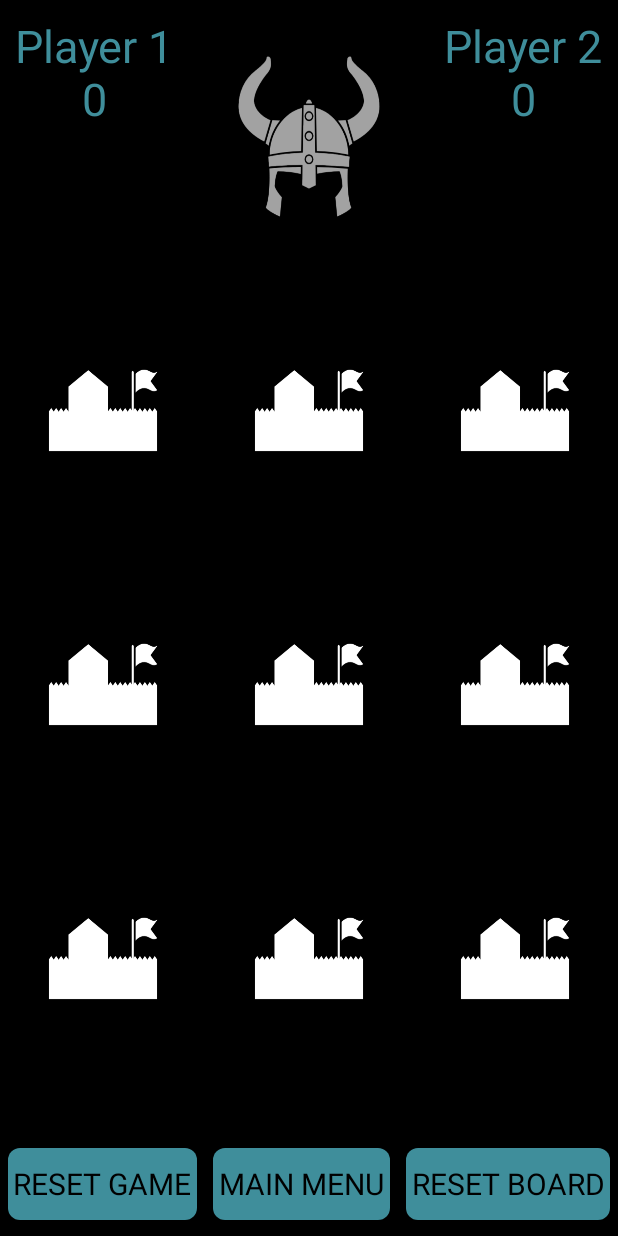
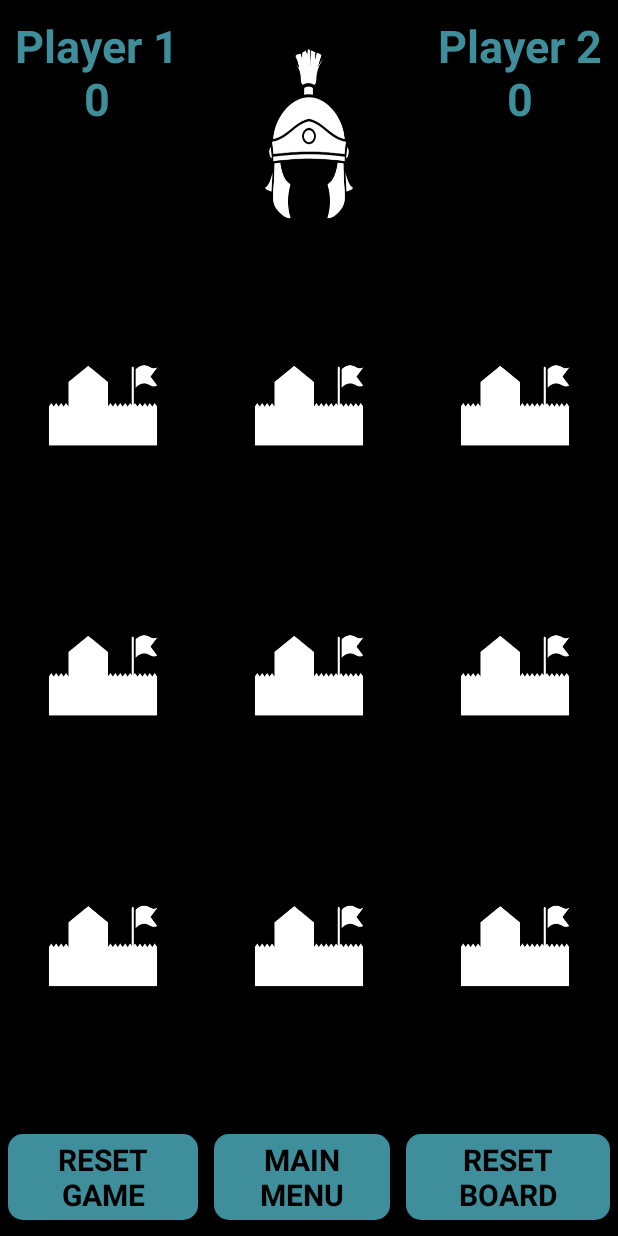
Before and after one commit to Vladeas/TicTacToe_V7, an Android app: the GameActivity screen opened directly, with no data from a screen before it, after a tap on "RESET GAME", on a phone screen of 412 x 824 dp. Run offline under Robolectric (Android 15) with nearby library versions, the phone set to English and light mode, and no system bars.

Commit message:
0.2.0
Complete Code Cleaning

```diff
--- a/app/src/main/java/com/example/tictactoe_v7/GameActivity.java
+++ b/app/src/main/java/com/example/tictactoe_v7/GameActivity.java
@@ -18,15 +18,13 @@ import android.widget.Toast;
 
 public class GameActivity extends AppCompatActivity implements View.OnClickListener {
 
-    private Player playerOne = new Player("Player One","roman_helmet_512px_white", true);
-    private Player playerTwo = new Player("Player Two","viking_helmet_512px_grey", false);
+    private Player playerOne = new Player("Player 1","roman_helmet_512px_white");
+    private Player playerTwo = new Player("Player 2","viking_helmet_512px_grey");
     private String standardIcons = "fort_512px_white";
     private int boardLength = 3;
     private Double gameType;
-    private int moveCount, roundCountPlayerOne, roundCountPlayerTwo, playerOnePoints, playerTwoPoints;
+    private int moveCount;
     private boolean playerOneTurn = true;
-    private TextView textViewPlayerOne;
-    private TextView textViewPlayerTwo;
     private ImageButton[][] imageButtons = new ImageButton[boardLength][boardLength];
     private boolean popUpVisible = false;
 
@@ -42,11 +40,11 @@ public class GameActivity extends AppCompatActivity implements View.OnClickListe
         setContentView(R.layout.activity_game);
 
         getGameType();
-        configureTextViewsScore();
+        setPlayerScoreTextView();
         configureButtons();
     }
 
-    private void getGameType(){
+    private void getGameType(){ // Best of 3, of 5, or countless
         Bundle extras = getIntent().getExtras();
         if (extras != null)
             try {
@@ -56,12 +54,14 @@ public class GameActivity extends AppCompatActivity implements View.OnClickListe
             }
     }
 
-    private void configureTextViewsScore(){
-        textViewPlayerOne = findViewById(R.id.textViewPlayerOne);
-        textViewPlayerTwo = findViewById(R.id.textViewPlayerTwo);
+    private void setPlayerScoreTextView(){ //save each player Object with its according TextView (for score)
+        TextView textView = findViewById(R.id.textViewPlayerOne);
+        playerOne.setTextViewScoreBoard(textView);
+        textView = findViewById(R.id.textViewPlayerTwo);
+        playerTwo.setTextViewScoreBoard(textView);
     }
 
-    private void configureButtons(){
+    private void configureButtons(){ // use findViewById & setOnClickListener's for the buttons
         Button buttonMainMenu = findViewById(R.id.buttonMainMenu);
         Button buttonResetGame = findViewById(R.id.buttonResetGame);
         Button buttonResetBoard = findViewById(R.id.buttonResetBoard);
@@ -85,7 +85,7 @@ public class GameActivity extends AppCompatActivity implements View.OnClickListe
     }
 
     @Override
-    public void onClick(View v){
+    public void onClick(View v){ // call each button method when button is pressed
         if(!popUpVisible) { // Buttons only accessible if the Game won window is not visible
             switch (v.getId()) {
                 case R.id.buttonMainMenu:
@@ -102,14 +102,14 @@ public class GameActivity extends AppCompatActivity implements View.OnClickListe
                         break;
                     }
                     if (playerOneTurn) {
-                        updateMoveOnGameActivity(v,playerOne,"x");
+                        updateOccupiedPositions(v,playerOne,"x");
+                        setPlayerTurnIcon(playerTwo);
+                    } else {
+                        updateOccupiedPositions(v,playerTwo,"o");
                         setPlayerTurnIcon(playerOne);
-                    } else {
-                        updateMoveOnGameActivity(v,playerTwo,"o");
-                        setPlayerTurnIcon(playerTwo);
                     }
                     moveCount++;
-                    winConditionsConfiguration();
+                    playerMoveCheck();
                     break;
             }
         } else {// Buttons only accessible if the Game won window is visible
@@ -120,62 +120,107 @@ public class GameActivity extends AppCompatActivity implements View.OnClickListe
         }
     }
 
-    private void updateMoveOnGameActivity(View v, Player player, String tag){
+    private void updateOccupiedPositions(View v, Player player, String tag){ // If a position is chosen update its Icon and Tag
         int resID = getResources().getIdentifier(player.getIcon() , "drawable", getPackageName());// to see
         (v).setBackgroundResource(resID);
         (v).setTag(tag);
     }
 
-    private void setPlayerTurnIcon(Player player){
+    private void setPlayerTurnIcon(Player player){ // Show the Icon for which players turn it is
         ImageView imageViewPlayerTurn = findViewById(R.id.imageViewPlayerTurn);
         int resID = getResources().getIdentifier(player.getIcon() , "drawable", getPackageName());
         imageViewPlayerTurn.setBackgroundResource(resID);
     }
 
-    private void displayToastMessage(String message){ toastMessage(message);}
+    private void displayToastMessage(String message){ Toast.makeText(this,message,Toast.LENGTH_SHORT).show(); }// Show a Toast
 
 
-    private void winConditionsConfiguration(){
+    private void playerMoveCheck(){// Check the move a player made & check for win
         if (checkForWin()) {
             if (playerOneTurn) {
                 updatePlayerStats(playerOne);
+                if(!checkMatchWinConditions(playerOne))
+                    configureButtonResetBoard();
             } else {
                 updatePlayerStats(playerTwo);
+                if(!checkMatchWinConditions(playerTwo))
+                    configureButtonResetBoard();
             }
         } else if (moveCount == 9) {
             displayToastMessage("The match was a Draw !");
             configureButtonResetBoard();
         } else {
-            playerOneTurn = !playerOneTurn;
+            playerOneTurn = !playerOneTurn;// if the game does not end switch player turn
         }
-        checkEndMatchConditions(playerOne);
-        checkEndMatchConditions(playerTwo);
-        updatePointsText();
+        //configureButtonResetBoard();
+        updatePointsText(playerOne);
+        updatePointsText(playerTwo);
     }
 
-    private void updatePlayerStats(Player player){
+    private void updatePlayerStats(Player player){ // Increment Nr of wins and the Nr of moves
         player.incrementNrOfWins();
-        player.incrementMoveCount();
         displayToastMessage(player.getName() + " Wins !");
     }
 
 
-    private void checkEndMatchConditions(Player player){
-        if(gameType != 0 && player.getNrOfWins() >= Math.ceil(gameType / 2.0)) {
-            setEndGameWindowVisibility(true);
-            playerEndGameWin(player.getName());
+    private boolean checkMatchWinConditions(Player player){ //Match (contains more games) & make the end game window visible
+        if(gameType != 0 && player.getNrOfWins() >= Math.ceil(gameType / 2.0)) { // Who won the most of "gameType" matches
+            setEndMatchWindowVisibility(true);
+            setMatchWinningPlayerName(player.getName());
+            return true;
         }
+        return false;
     }
 
 
-    private void playerEndGameWin(String player){
+    private void setMatchWinningPlayerName(String player){ // Update the end game TextView with the winning player
         TextView textViewEndGame = findViewById(R.id.textViewEndGame);
         String message = player + " won!";
         textViewEndGame.setText(message);
     }
 
+    private void configureButtonResetBoard(){ // Reset the playing board
+        for (int i = 0; i < 3; i++) {
+            for (int j = 0; j < 3; j++) {
+                imageButtons[i][j].setTag("");
+                int resID = getResources().getIdentifier(standardIcons , "drawable", getPackageName());
+                imageButtons[i][j].setBackgroundResource(resID);
+            }
+        }
+        moveCount = 0;
+        playerOneTurn = true;
+        setPlayerTurnIcon(playerOne);
+    }
 
-    public boolean checkForWin(){
+    private void configureButtonResetScore(){ //Reset the score & the board, works when the reset game is pressed
+        setEndMatchWindowVisibility(false);
+        configureButtonResetBoard();
+        playerOne.resetNrOfWins();
+        playerTwo.resetNrOfWins();
+        updatePointsText(playerOne);
+        updatePointsText(playerTwo);
+    }
+
+    private void updatePointsText(Player player){ // Update textView with the present score
+        String playerScore = player.getName() + "\n" + player.getNrOfWins();
+        player.getTextViewScoreBoard().setText(playerScore);
+    }
+
+    private void setEndMatchWindowVisibility(boolean value){ // Make the end Match window visible or not
+        RelativeLayout linearLayoutEndGamePopUp = findViewById(R.id.relativeLayoutEndGamePopUp);
+        if(value){
+            popUpVisible = true;
+            linearLayoutEndGamePopUp.setVisibility(View.VISIBLE);
+        } else {
+            popUpVisible = false;
+            linearLayoutEndGamePopUp.setVisibility(View.INVISIBLE);
+        }
+    }
+
+
+
+
+    public boolean checkForWin(){ // check if there is an uninterrupted line of three identical symbols (excepting the standard one)
         String[][] field = new String[boardLength][boardLength];
 
         for (int i = 0; i < boardLength;i++){
@@ -218,48 +263,4 @@ public class GameActivity extends AppCompatActivity implements View.OnClickListe
         }
         return false;
     }
-
-    private void toastMessage(String message){ // show a toast message with the outcome of the round
-        Toast.makeText(this,message,Toast.LENGTH_SHORT).show();
-    }
-
-    private void configureButtonResetBoard(){
-        for (int i = 0; i < 3; i++) {
-            for (int j = 0; j < 3; j++) {
-                imageButtons[i][j].setTag("");
-                int resID = getResources().getIdentifier(standardIcons , "drawable", getPackageName());
-                imageButtons[i][j].setBackgroundResource(resID);
-            }
-        }
-        moveCount = 0;
-        playerOneTurn = true;
-        setPlayerTurnIcon(playerTwo);
-    }
-
-    private void configureButtonResetScore(){ //Reset the score, works when the reset game is pressed
-        setEndGameWindowVisibility(false);
-        configureButtonResetBoard();
-        roundCountPlayerOne = 0;
-        roundCountPlayerTwo = 0;
-        playerOnePoints = 0;
-        playerTwoPoints = 0;
-        updatePointsText();
-    }
-
-    private void updatePointsText(){ // Update textView with the present score
-        String playerOneScore = "Player 1\n" + playerOnePoints, playerTwoScore = "Player 2\n" + playerTwoPoints;
-        textViewPlayerOne.setText(playerOneScore);
-        textViewPlayerTwo.setText(playerTwoScore);
-    }
-
-    private void setEndGameWindowVisibility(boolean value){
-        RelativeLayout linearLayoutEndGamePopUp = findViewById(R.id.relativeLayoutEndGamePopUp);
-        if(value){
-            popUpVisible = true;
-            linearLayoutEndGamePopUp.setVisibility(View.VISIBLE);
-        } else {
-            popUpVisible = false;
-            linearLayoutEndGamePopUp.setVisibility(View.INVISIBLE);
-        }
-    }
 }
--- a/app/src/main/java/com/example/tictactoe_v7/Player.java
+++ b/app/src/main/java/com/example/tictactoe_v7/Player.java
@@ -1,19 +1,23 @@
 package com.example.tictactoe_v7;
+
+import android.widget.TextView;
 
 public class Player {
     private String name, icon;
-    private boolean playerTurn;
-    private int moveCount, nrOfWins;
+    private int nrOfWins;
+    private TextView textViewScoreBoard;
 
-    public Player(){ /* no arg constr */}
+    public Player(){ /* no arg constructor */}
 
-    public Player(String name, String icon, boolean playerTurn){
+    public Player(String name, String icon){
         this.name = name;
         this.icon = icon;
-        this.playerTurn = playerTurn;
-        this.moveCount = 0;
         this.nrOfWins = 0;
     }
+
+    public TextView getTextViewScoreBoard() {return this.textViewScoreBoard; }
+
+    public void setTextViewScoreBoard(TextView textViewScoreBoard) {this.textViewScoreBoard = textViewScoreBoard; }
 
     public String getName() { return this.name; }
 
@@ -21,19 +25,11 @@ public class Player {
         return this.icon;
     }
 
-    public boolean getPlayerTurn(){
-        return this.playerTurn;
-    }
-
-    public int getMoveCount(){
-        return this.moveCount;
-    }
-
-    public void incrementMoveCount() { this.moveCount++; }
-
     public int getNrOfWins(){
         return this.nrOfWins;
     }
 
     public void incrementNrOfWins() { this.nrOfWins++; }
+
+    public void resetNrOfWins() { this.nrOfWins = 0; }
 }
--- a/app/src/main/res/drawable/rounded_button.xml
+++ b/app/src/main/res/drawable/rounded_button.xml
@@ -1,5 +1,5 @@
 <?xml version="1.0" encoding="utf-8"?>
 <shape xmlns:android="http://schemas.android.com/apk/res/android" android:shape="rectangle">
     <solid android:color="@color/colorBlueIsh"/>
-    <corners android:radius="8dp"/>
+    <corners android:radius="10dp"/>
 </shape>
--- a/app/src/main/res/layout/activity_game.xml
+++ b/app/src/main/res/layout/activity_game.xml
@@ -28,10 +28,10 @@
 
             <ImageView
                 android:id="@+id/imageViewPlayerTurn"
-                android:layout_width="0dp"
-                android:layout_height="match_parent"
+                android:layout_width="match_parent"
+                android:layout_height="wrap_content"
                 android:layout_weight="1"
-                android:scaleType="center"
+                android:scaleType="fitStart"
                 android:background="@drawable/roman_helmet_512px_white" />
 
             <TextView
@@ -169,13 +169,21 @@
         android:layout_centerInParent="true"
         android:background="@color/translucent65percent">
 
-        <!--
+
+        <RelativeLayout
+            android:id="@+id/upperRealtiveLayout"
+            android:layout_width="match_parent"
+            android:layout_height="wrap_content"
+            android:layout_marginTop="10dp"
+            android:layout_marginBottom="20dp">
+
             <ImageView
+                android:id="@+id/imageViewWinningBackground"
                 android:layout_width="match_parent"
                 android:layout_height="wrap_content"
                 android:scaleType="centerInside"
-            android:src="@drawable/shield"/>
-            -->
+                android:src="@drawable/shield_512px_grey_v2"/>
+
 
             <TextView
                 style="@style/TitleText"
@@ -184,11 +192,13 @@
                 android:layout_height="wrap_content"
                 android:layout_centerInParent="true"/>
 
+        </RelativeLayout>
+
         <Button
             style="@style/ButtonStyle"
             android:layout_width="wrap_content"
             android:layout_height="wrap_content"
-            android:layout_below="@+id/textViewEndGame"
+            android:layout_below="@+id/upperRealtiveLayout"
             android:layout_centerHorizontal="true"
             android:id="@+id/buttonPlayAgainEnd"
             android:text="@string/StrPlayAgain"
--- a/app/src/main/res/values/styles.xml
+++ b/app/src/main/res/values/styles.xml
@@ -12,14 +12,19 @@
         <item name="windowNoTitle">true</item>
     </style>
 
+    <style name="TextEntity" parent="TextAppearance.AppCompat">
+        <item name="android:textStyle">bold</item>
+        <item name="android:textAlignment">center</item>
+    </style>
 
-    <style name="TitleText" parent="TextAppearance.AppCompat">
+
+    <style name="TitleText" parent="TextEntity">
         <item name="android:textColor">@color/colorWhite</item>
         <item name="android:textSize">60sp</item>
     </style>
 
 
-    <style name="ButtonStyle" parent="TextAppearance.AppCompat">
+    <style name="ButtonStyle" parent="TextEntity">
         <item name="android:textColor">@color/colorBlack</item>
         <item name="android:textSize">40sp</item>
         <item name="android:background">@drawable/rounded_button</item>
@@ -43,10 +48,9 @@
         <item name="android:background">@color/colorBlack</item>
     </style>
 
-    <style name="TextViewScoreBoard" parent="TextAppearance.AppCompat">
+    <style name="TextViewScoreBoard" parent="TextEntity">
         <item name="android:textColor">@color/colorBlueIsh</item>
         <item name="android:textSize">30sp</item>
-        <item name="android:textAlignment">center</item>
         <item name="android:padding">10dp</item>
     </style>
 
```
Also changed, not shown: app/src/main/res/drawable/shield_512px_grey.png (added), app/src/main/res/drawable/shield_512px_grey_v2.png (added). Lines whose indentation alone changed are shown as unchanged.
